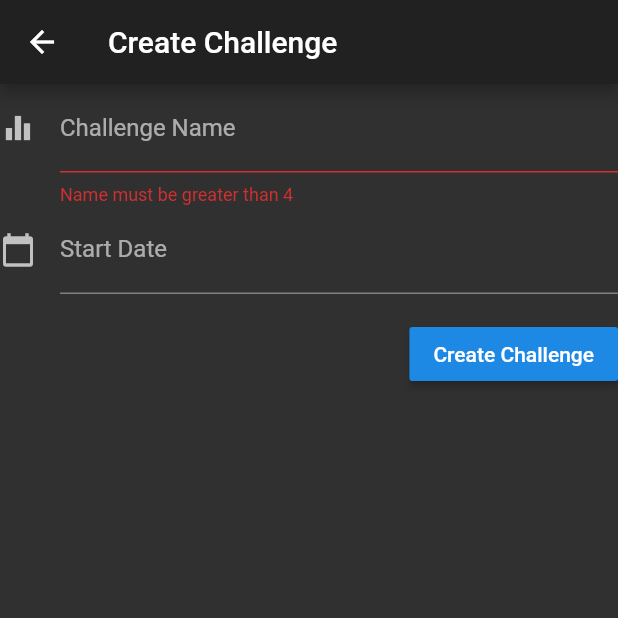
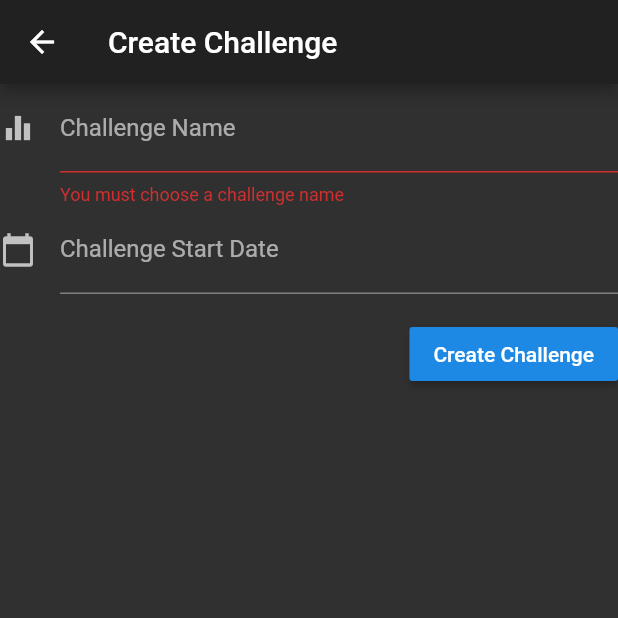
Before and after one commit to mv86/challenge-box, a Flutter app: the CreateChallengePage screen opened by its route, after a tap on "Create Challenge", on a phone screen of 412 x 824 dp, the top half of it. Run offline on Flutter 3.47's test engine with Material 2 defaults, Android fonts, the phone set to English and light mode, and no system bars; drawn by our look-alikes of datetime_picker_formfield; our stand-ins replace recase, sqflite; accounts and stored records are empty.

Commit message:
Add datepicker on Form and new methods to Challenge.

```diff
--- a/lib/create_challenge.dart
+++ b/lib/create_challenge.dart
@@ -1,6 +1,7 @@
 import 'package:flutter/material.dart';
 import 'package:challenge_box/db/models/challenge.dart';
-import 'package:challenge_box/db/database_helper.dart';
+import 'package:intl/intl.dart';
+import 'package:datetime_picker_formfield/datetime_picker_formfield.dart';
 
 class CreateChallengePage extends StatefulWidget {
   CreateChallengePage({Key key, @required this.title}) : super(key: key);
@@ -13,9 +14,12 @@ class CreateChallengePage extends StatefulWidget {
 
 class _CreateChallengePageState extends State<CreateChallengePage> {
   final _formKey = GlobalKey<FormState>();
+  final _dateFormat = DateFormat("dd-MM-yyyy");
+  final _nameController = TextEditingController();
+  final _startDateController = TextEditingController();
 
   String _challengeName;
-  DateTime _startDate;
+  DateTime _startDate = DateTime.now();
 
   @override
   Widget build(BuildContext context) {
@@ -30,26 +34,34 @@ class _CreateChallengePageState extends State<CreateChallengePage> {
             crossAxisAlignment: CrossAxisAlignment.start,
             children: <Widget>[
               TextFormField(
+                controller: _nameController,
                 decoration: InputDecoration(
                   icon: Icon(Icons.equalizer),
                   labelText: 'Challenge Name',
                   hintText: 'E.g Quit Alcohol',
                 ),
-                validator: (input) => input.length < 4 ? 'Name must be greater than 4' : null,
+                validator: (input) => input.length < 1 ? 'You must choose a challenge name' : null,
                 onSaved: (input) => _challengeName = input,
                ),
-              TextFormField(
+              DateTimeField(
+                controller: _startDateController,
                 decoration: InputDecoration(
                   icon: Icon(Icons.calendar_today),
-                  labelText: 'Start Date',
-                  hintText: 'Format: DD/MM/YYYY',
+                  labelText: 'Challenge Start Date',
                 ),
-                keyboardType: TextInputType.datetime,
-                validator: (input) => input != '' && !_validDate(input) ? 'Valid date format: DD/MM/YYYY' : null,
-                onSaved: (input) => input != '' ?
-                  _startDate = DateTime.parse(_validFormat(input)) : _startDate = DateTime.now(),
+                format: _dateFormat,
+                onShowPicker: (context, currentValue) {
+                  return showDatePicker(
+                    context: context,
+                    firstDate: DateTime(2018),
+                    initialDate: currentValue ?? DateTime.now(),
+                    lastDate: DateTime.now()
+                  );
+                },
+                onSaved: (input) => input is DateTime ? _startDate = input : null,
               ),
-              Row(
+              Builder(
+                builder: (context) => Row(
                   mainAxisAlignment: MainAxisAlignment.end,
                   children: <Widget>[
                     Padding(
@@ -58,13 +70,23 @@ class _CreateChallengePageState extends State<CreateChallengePage> {
                           onPressed: () {
                             if (_formKey.currentState.validate()) {
                               _formKey.currentState.save();
-                          _saveChallenge(_challengeName, _startDate);
+                              final challenge = Challenge(_challengeName, _startDate);
+                              challenge.save();
+                              Scaffold.of(context).showSnackBar(SnackBar(
+                                content: Text(
+                                  '$_challengeName saved',
+                                  style: TextStyle(fontSize: 18.0, color: Colors.teal[100])
+                                ),
+                              ));
+                              _nameController.clear();
+                              _startDateController.clear();
                             }
                           },
                           child: Text('Create Challenge'),
                       ),
                     ),
                   ],
+                ),
               ),
             ],
           ),
@@ -73,27 +95,3 @@ class _CreateChallengePageState extends State<CreateChallengePage> {
     );
   }
 }
-
-_saveChallenge(name, startDate) async {
-  DatabaseHelper dbHelper = DatabaseHelper.instance;
-  Challenge challenge = Challenge();
-  challenge.name = name;
-  challenge.startDate = startDate;
-  int id = await dbHelper.insert(challenge);
-  print('Inserted challenge: id = $id');
-}
-
-_validFormat(date) {
-  RegExp nonDigit = RegExp(r'\D');
-  List<String> dateComponents = date.split(nonDigit);
-  return dateComponents[2] + dateComponents[1] + dateComponents[0];
-}
-
-_validDate(date) {
-  RegExp reDate = RegExp(r'\d{2}\W\d{2}\W\d{4}');
-  if (date.length == 10 && reDate.hasMatch(date)) {
-    // TODO Add checks for day month etc
-    return true;
-  }
-  return false;
-}
--- a/pubspec.yaml
+++ b/pubspec.yaml
@@ -23,6 +23,7 @@ dependencies:
   sqflite: ^1.1.6
   path_provider: ^1.1.2
   recase: ^2.0.1
+  datetime_picker_formfield: ^0.4.0
 
   # The following adds the Cupertino Icons font to your application.
   # Use with the CupertinoIcons class for iOS style icons.
```
Also changed, not shown: lib/current_challenges.dart (+11 -25 lines), lib/db/models/challenge.dart (+27 -1 lines), pubspec.lock. Lines whose indentation alone changed are shown as unchanged.
